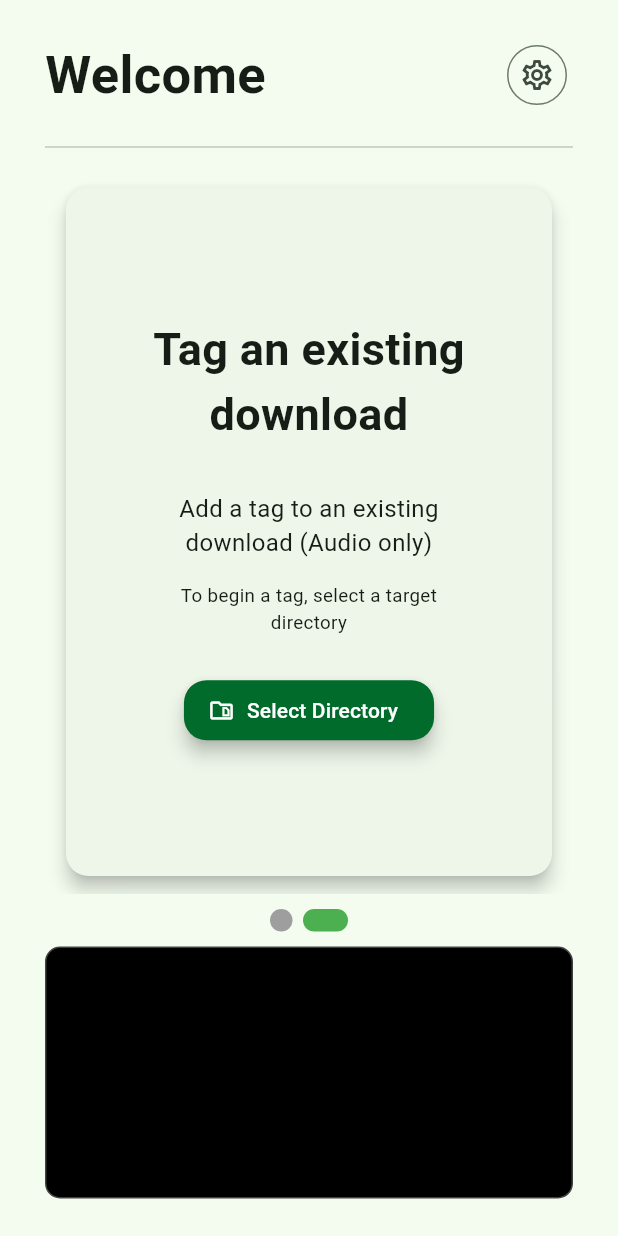
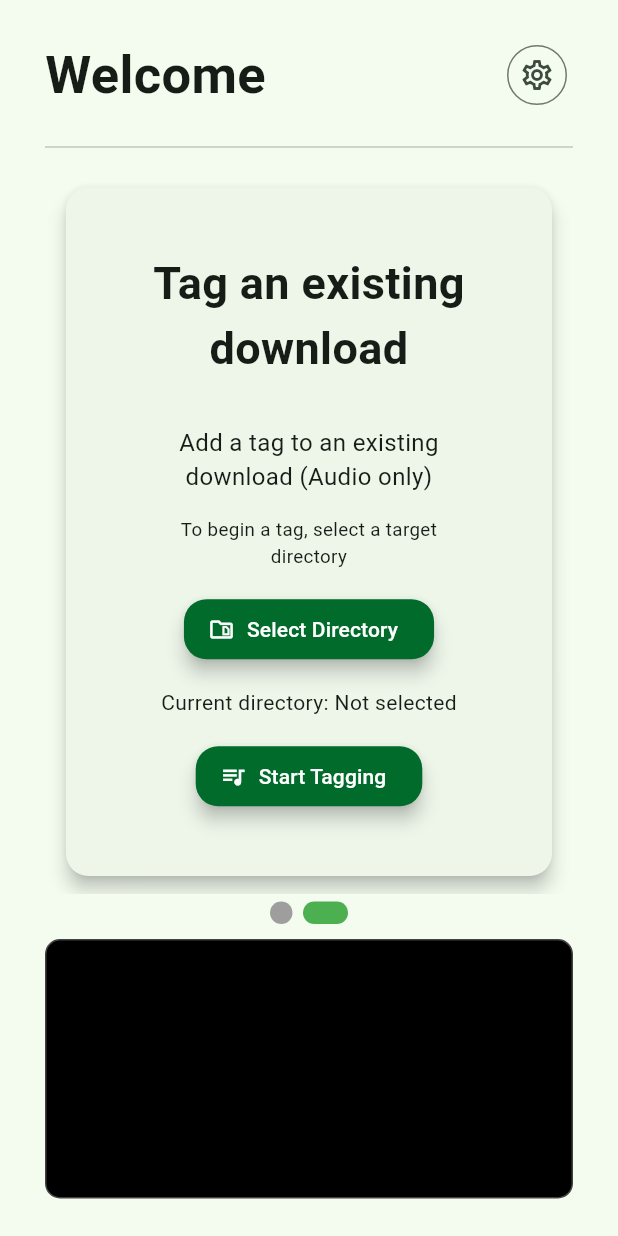
Before and after one commit to Hari-Patel1/Old-Yt-DlpGuiGrabber-Frontend, a Flutter app: the screen it shows after launch, swiped to page 2, on a phone screen of 412 x 824 dp. Run offline on Flutter 3.47's test engine with Material 3 defaults, Android fonts, the phone set to English and light mode, and no system bars; drawn by our look-alikes of smooth_page_indicator; our stand-ins replace bloc, equatable, flutter_bloc, google_fonts, shared_preferences; missing offline and left inert: easy_folder_picker.

Commit message:
Merge remote-tracking branch 'origin/main'
# Conflicts:
#	lib/home/logic/pages/home_bloc.dart
#	lib/home/ui/pages/download_directory_page.dart
#	lib/home/ui/pages/home_page.dart

```diff
--- a/lib/home/logic/elements/settings_bloc.dart
+++ b/lib/home/logic/elements/settings_bloc.dart
@@ -11,7 +11,11 @@ class SettingsBloc extends Bloc<SettingsEvent, SettingsState> {
     on<LoadSettings>(_onLoadSettings);
     on<ToggleNotifications>(_onToggleNotifications);
     on<SetDownloadDirectory>(_onSetDownloadDirectory);
+
+    add(LoadSettings());
   }
+
+
 
   Future<void> _onLoadSettings(LoadSettings event, Emitter<SettingsState> emit) async {
     final prefs = await SharedPreferences.getInstance();
--- a/lib/home/ui/pages/home_page.dart
+++ b/lib/home/ui/pages/home_page.dart
@@ -1,8 +1,13 @@
+import "dart:io";
+
+import "package:easy_folder_picker/FolderPicker.dart";
 import "package:flutter/material.dart";
 import "package:flutter_bloc/flutter_bloc.dart";
+import "package:shared_preferences/shared_preferences.dart";
 import "package:smooth_page_indicator/smooth_page_indicator.dart";
 import "package:yt_dlp_gui_grabber/home/logic/pages/home_bloc.dart";
 import "package:yt_dlp_gui_grabber/home/ui/elements/settings_dialog_element.dart";
+import "../../logic/elements/settings_bloc.dart";
 import "../elements/edit_dialog_element.dart";
 
 class HomePage extends StatefulWidget {
@@ -16,6 +21,7 @@ class _HomePageState extends State<HomePage> {
   final PageController _pageController = PageController();
   final int _numPages = 2;
   final TextEditingController _textEditingController = TextEditingController();
+  String? currentDirectory;
 
   @override
   void dispose() {
@@ -26,15 +32,10 @@ class _HomePageState extends State<HomePage> {
 
   @override
   Widget build(BuildContext context) {
-    return BlocProvider(
-      create: (_) => HomeBloc(),
-      child: Scaffold(
+    return Scaffold(
       body: SafeArea(
         child: Padding(
-            padding: const EdgeInsets.symmetric(
-              horizontal: 30.0,
-              vertical: 25.0,
-            ),
+          padding: const EdgeInsets.symmetric(horizontal: 30.0, vertical: 25.0),
           child: Column(
             children: [
               Row(
@@ -81,7 +82,7 @@ class _HomePageState extends State<HomePage> {
                       ),
                     ),
 
-                      const SizedBox(height: 10),
+                    const SizedBox(height: 5),
 
                     SmoothPageIndicator(
                       controller: _pageController,
@@ -135,7 +136,6 @@ class _HomePageState extends State<HomePage> {
                 ),
               ),
             ],
-            ),
           ),
         ),
       ),
@@ -285,7 +285,57 @@ class _HomePageState extends State<HomePage> {
                   ),
                 ),
 
-                SizedBox(height: 25),
+                SizedBox(height: 15),
+
+                FilledButton.icon(
+                  style: FilledButton.styleFrom(
+                    elevation: 5,
+                    shape: const RoundedRectangleBorder(
+                      borderRadius: BorderRadius.all(Radius.circular(15.0)),
+                    ),
+                  ),
+                  onPressed: () async {
+                    final rootDir =
+                        context.read<SettingsBloc>().state.downloadDirectory ??
+                        Directory("/storage/emulated/0/Download");
+
+                    final newDir = await FolderPicker.pick(
+                      context: context,
+                      rootDirectory: rootDir,
+                      allowFolderCreation: true,
+                      shape: RoundedRectangleBorder(
+                        borderRadius: BorderRadius.circular(12),
+                      ),
+                    );
+
+                    if (newDir != null) {
+                      context.read<SettingsBloc>().add(
+                        SetDownloadDirectory(newDir),
+                      );
+                      context.read<HomeBloc>().add(
+                        LogAppended("[!] Selecting new directory.\n"),
+                      );
+                      context.read<HomeBloc>().add(
+                        LogAppended("[*] Selected directory: ${newDir.path}\n"),
+                      );
+                    }
+                  },
+
+                  label: const Text("Select Directory"),
+                  icon: const Icon(Icons.snippet_folder_outlined),
+                ),
+                SizedBox(height: 15),
+                BlocBuilder<SettingsBloc, SettingsState>(
+                  builder: (context, state) {
+                    final dirPath =
+                        state.downloadDirectory?.path ?? "Not selected";
+                    return Text(
+                      "Current directory: $dirPath",
+                      style: TextStyle(fontSize: 14),
+                    );
+                  },
+                ),
+                SizedBox(height: 15),
 
                 FilledButton.icon(
                   style: FilledButton.styleFrom(
@@ -295,8 +345,8 @@ class _HomePageState extends State<HomePage> {
                     ),
                   ),
                   onPressed: () {},
-                  label: const Text("Select Directory"),
-                  icon: const Icon(Icons.snippet_folder_outlined),
+                  label: const Text("Start Tagging"),
+                  icon: const Icon(Icons.queue_music_outlined),
                 ),
               ],
             ),
```
Also changed, not shown: lib/main.dart (+12 -6 lines). Lines whose indentation alone changed are shown as unchanged.
